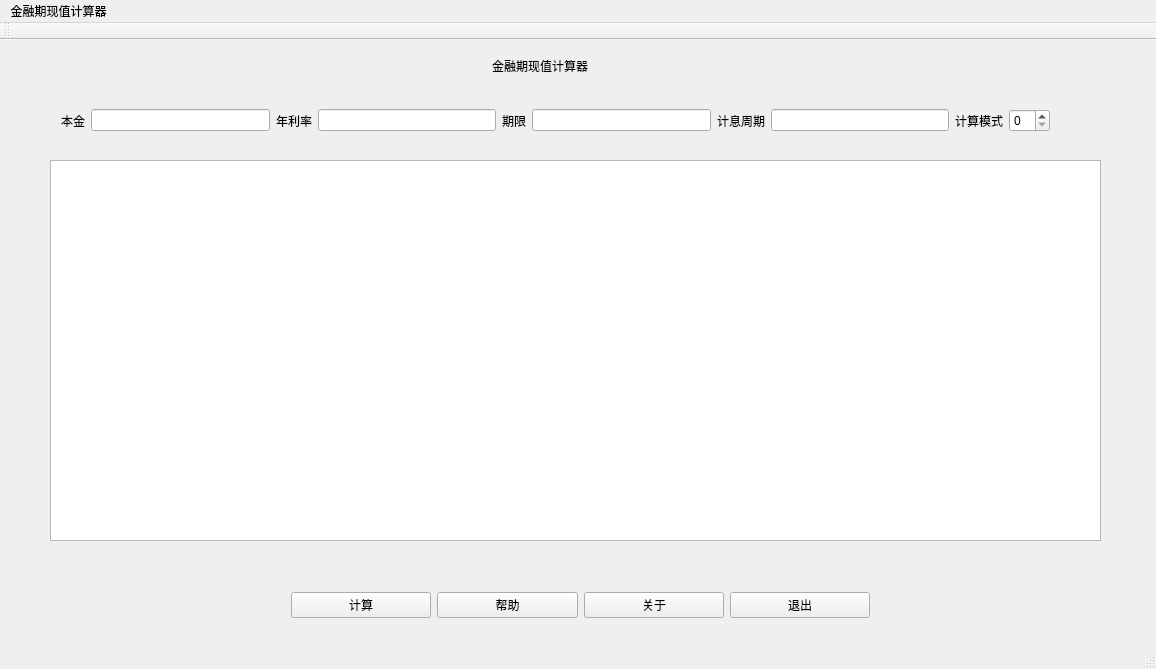
Qt form mainwindow.ui (anwlw09/compound_interest) before a commit.
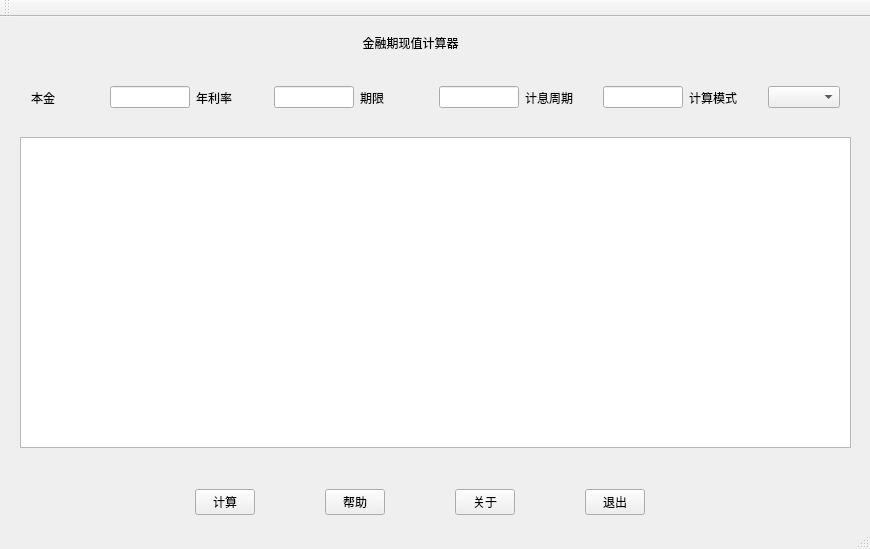
The same form after that commit.

Commit message: add quit button

Patch:
```diff
--- a/mainwindow.ui
+++ b/mainwindow.ui
@@ -6,8 +6,8 @@
    <rect>
     <x>0</x>
     <y>0</y>
-    <width>1156</width>
-    <height>669</height>
+    <width>870</width>
+    <height>549</height>
    </rect>
   </property>
   <property name="windowTitle">
@@ -17,7 +17,7 @@
    <widget class="QLabel" name="label">
     <property name="geometry">
      <rect>
-      <x>490</x>
+      <x>340</x>
       <y>10</y>
       <width>141</width>
       <height>31</height>
@@ -26,32 +26,35 @@
     <property name="text">
      <string>金融期现值计算器</string>
     </property>
+    <property name="alignment">
+     <set>Qt::AlignCenter</set>
+    </property>
     <property name="wordWrap">
      <bool>false</bool>
     </property>
     <property name="margin">
-     <number>3</number>
+     <number>0</number>
     </property>
     <property name="indent">
-     <number>2</number>
+     <number>0</number>
     </property>
    </widget>
    <widget class="QTextBrowser" name="textBrowser">
     <property name="geometry">
      <rect>
-      <x>50</x>
+      <x>20</x>
       <y>120</y>
-      <width>1051</width>
-      <height>381</height>
+      <width>831</width>
+      <height>311</height>
      </rect>
     </property>
    </widget>
    <widget class="QWidget" name="horizontalLayoutWidget">
     <property name="geometry">
      <rect>
-      <x>50</x>
+      <x>20</x>
       <y>50</y>
-      <width>1011</width>
+      <width>831</width>
       <height>61</height>
      </rect>
     </property>
@@ -64,7 +67,14 @@
       </widget>
      </item>
      <item>
-      <widget class="QLineEdit" name="principal"/>
+      <widget class="QLineEdit" name="principal">
+       <property name="maximumSize">
+        <size>
+         <width>80</width>
+         <height>16777215</height>
+        </size>
+       </property>
+      </widget>
      </item>
      <item>
       <widget class="QLabel" name="label_3">
@@ -74,7 +84,14 @@
       </widget>
      </item>
      <item>
-      <widget class="QLineEdit" name="interest_rate"/>
+      <widget class="QLineEdit" name="interest_rate">
+       <property name="maximumSize">
+        <size>
+         <width>80</width>
+         <height>16777215</height>
+        </size>
+       </property>
+      </widget>
      </item>
      <item>
       <widget class="QLabel" name="label_4">
@@ -84,7 +101,14 @@
       </widget>
      </item>
      <item>
-      <widget class="QLineEdit" name="time_limit"/>
+      <widget class="QLineEdit" name="time_limit">
+       <property name="maximumSize">
+        <size>
+         <width>80</width>
+         <height>16777215</height>
+        </size>
+       </property>
+      </widget>
      </item>
      <item>
       <widget class="QLabel" name="label_5">
@@ -94,7 +118,14 @@
       </widget>
      </item>
      <item>
-      <widget class="QLineEdit" name="interest_period"/>
+      <widget class="QLineEdit" name="interest_period">
+       <property name="maximumSize">
+        <size>
+         <width>80</width>
+         <height>16777215</height>
+        </size>
+       </property>
+      </widget>
      </item>
      <item>
       <widget class="QLabel" name="label_6">
@@ -104,22 +135,28 @@
       </widget>
      </item>
      <item>
-      <widget class="QSpinBox" name="mode"/>
+      <widget class="QComboBox" name="comboBox"/>
      </item>
     </layout>
    </widget>
    <widget class="QWidget" name="horizontalLayoutWidget_2">
     <property name="geometry">
      <rect>
-      <x>280</x>
-      <y>530</y>
+      <x>120</x>
+      <y>460</y>
       <width>601</width>
-      <height>71</height>
+      <height>51</height>
      </rect>
     </property>
     <layout class="QHBoxLayout" name="horizontalLayout_2">
      <item>
       <widget class="QPushButton" name="count">
+       <property name="maximumSize">
+        <size>
+         <width>60</width>
+         <height>16777215</height>
+        </size>
+       </property>
        <property name="text">
         <string>计算</string>
        </property>
@@ -127,6 +164,12 @@
      </item>
      <item>
       <widget class="QPushButton" name="help">
+       <property name="maximumSize">
+        <size>
+         <width>60</width>
+         <height>16777215</height>
+        </size>
+       </property>
        <property name="text">
         <string>帮助</string>
        </property>
@@ -134,6 +177,12 @@
      </item>
      <item>
       <widget class="QPushButton" name="about">
+       <property name="maximumSize">
+        <size>
+         <width>60</width>
+         <height>16777215</height>
+        </size>
+       </property>
        <property name="text">
         <string>关于</string>
        </property>
@@ -141,6 +190,12 @@
      </item>
      <item>
       <widget class="QPushButton" name="quit">
+       <property name="maximumSize">
+        <size>
+         <width>60</width>
+         <height>16777215</height>
+        </size>
+       </property>
        <property name="text">
         <string>退出</string>
        </property>
@@ -158,22 +213,6 @@
    </attribute>
   </widget>
   <widget class="QStatusBar" name="statusBar"/>
-  <widget class="QMenuBar" name="menuBar">
-   <property name="geometry">
-    <rect>
-     <x>0</x>
-     <y>0</y>
-     <width>1156</width>
-     <height>23</height>
-    </rect>
-   </property>
-   <widget class="QMenu" name="menu">
-    <property name="title">
-     <string>金融期现值计算器</string>
-    </property>
-   </widget>
-   <addaction name="menu"/>
-  </widget>
  </widget>
  <layoutdefault spacing="6" margin="11"/>
  <resources/>
```
The commit also changes 3 other files.
